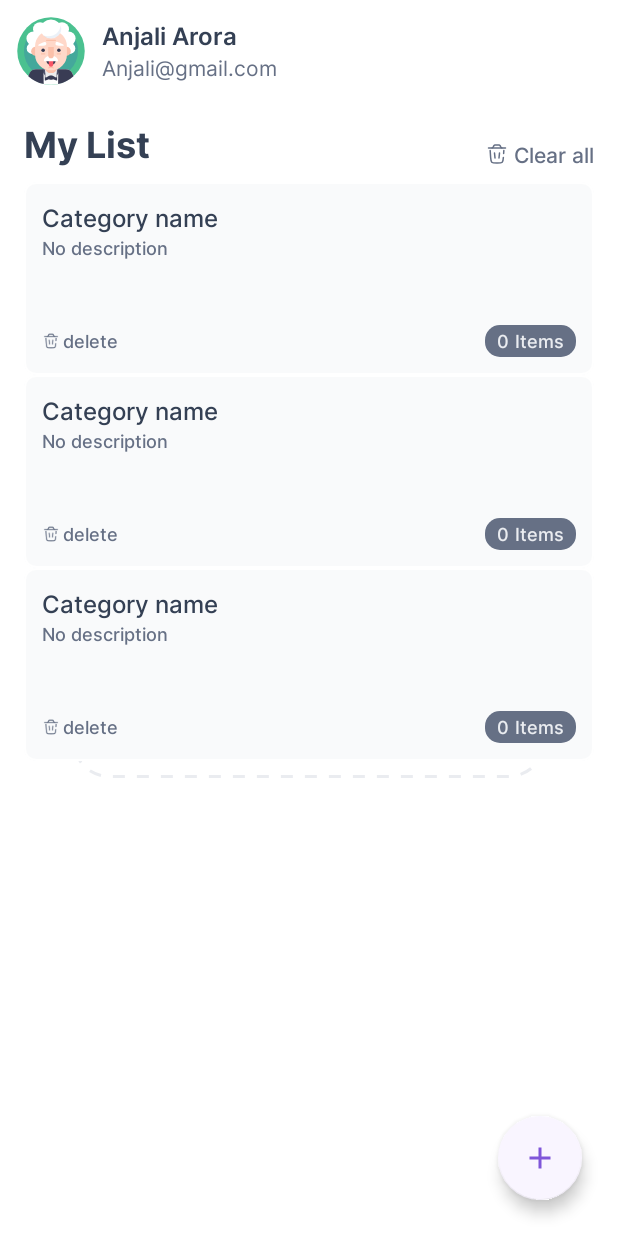
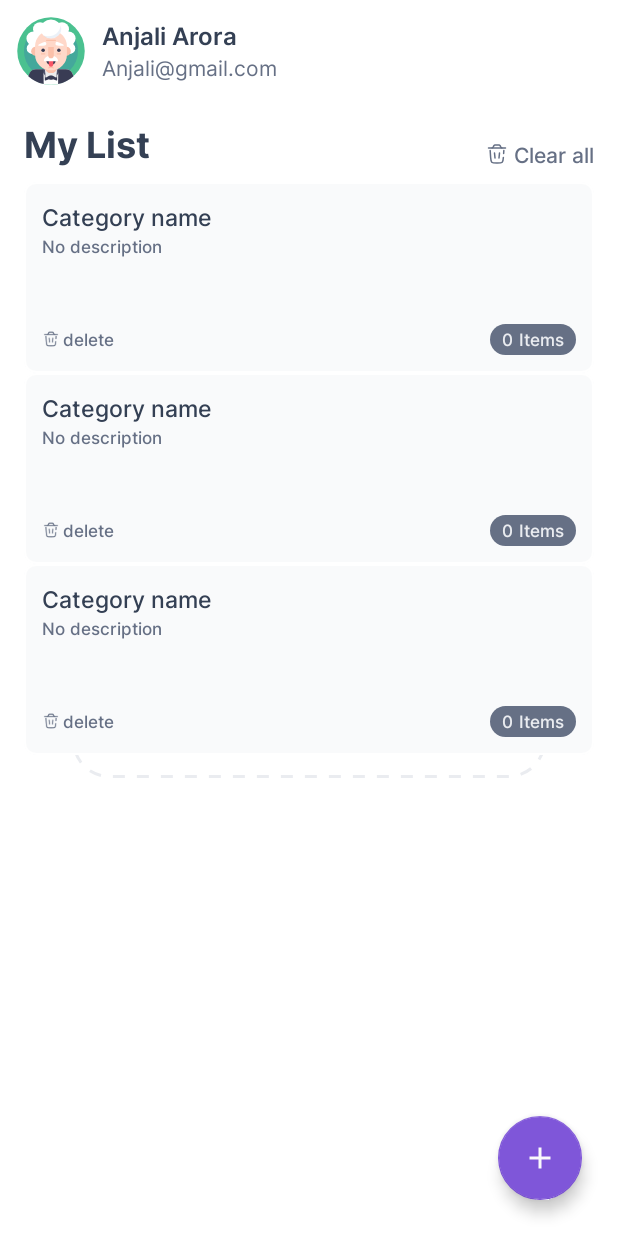
Before and after one commit to Jeycee422/app_dev_group_project, an Android app: the layout activity_category_list.xml on its own in the app's theme, with its tools: preview values and no code run, on a phone screen of 412 x 824 dp. Run offline under Robolectric (Android 15) with nearby library versions, the light colour scheme and no system bars.

Commit message:
update UI and item checklist code

```diff
--- a/app/src/main/java/com/example/grocery_list_app_dev/GroceryList.java
+++ b/app/src/main/java/com/example/grocery_list_app_dev/GroceryList.java
@@ -96,7 +96,6 @@ public class GroceryList extends AppCompatActivity {
         deleteAll = findViewById(R.id.delete_all);
         deleteAll.setOnClickListener(v -> {
             glViewModel.deleteAllItemsAsync(category_id);
-            linearLayout.setVisibility(View.VISIBLE);
         });
 
         add_btn = dialog.findViewById(R.id.add_item_btn);
@@ -130,6 +129,8 @@ public class GroceryList extends AppCompatActivity {
             public void onChanged(List<Items> items) {
                 if(!items.isEmpty()) {
                     linearLayout.setVisibility(View.GONE);
+                }else {
+                    linearLayout.setVisibility(View.VISIBLE);
                 }
 
                 int itemCount = items.size();
--- a/app/src/main/res/drawable/add_list.xml
+++ b/app/src/main/res/drawable/add_list.xml
@@ -1,5 +1,5 @@
-<vector android:height="24dp" android:tint="#7F56D9"
+<vector android:height="38dp" android:tint="@color/gray_50"
     android:viewportHeight="24" android:viewportWidth="24"
-    android:width="24dp" xmlns:android="http://schemas.android.com/apk/res/android">
+    android:width="38dp" xmlns:android="http://schemas.android.com/apk/res/android">
     <path android:fillColor="@android:color/white" android:pathData="M19,13h-6v6h-2v-6H5v-2h6V5h2v6h6v2z"/>
 </vector>
--- a/app/src/main/res/drawable/item_count_bg.xml
+++ b/app/src/main/res/drawable/item_count_bg.xml
@@ -8,7 +8,7 @@
                 android:color="@color/gray_500">
             </solid>
             <corners
-                android:radius="10dp">
+                android:radius="16dp">
             </corners>
 
         </shape>
--- a/app/src/main/res/layout/activity_category_list.xml
+++ b/app/src/main/res/layout/activity_category_list.xml
@@ -102,7 +102,7 @@
         android:layout_marginEnd="24dp"
         android:layout_marginBottom="24dp"
         android:clickable="true"
-        app:backgroundTint="@color/primary_50"
+        app:backgroundTint="@color/primary_600"
         app:layout_constraintBottom_toBottomOf="parent"
         app:layout_constraintEnd_toEndOf="parent"
         app:srcCompat="@drawable/add_list" />
--- a/app/src/main/res/layout/activity_grocery_list.xml
+++ b/app/src/main/res/layout/activity_grocery_list.xml
@@ -197,8 +197,6 @@
         android:layout_width="0dp"
         android:layout_height="0dp"
         android:layout_marginBottom="10dp"
-        android:paddingStart="10dp"
-        android:paddingEnd="10dp"
         app:layout_constraintBottom_toTopOf="@+id/add_item"
         app:layout_constraintEnd_toEndOf="parent"
         app:layout_constraintStart_toStartOf="parent"
--- a/app/src/main/res/layout/category_card.xml
+++ b/app/src/main/res/layout/category_card.xml
@@ -27,7 +27,7 @@
                 android:maxLines="1"
                 android:ellipsize="end"
                 android:textColor="@color/gray_700"
-                android:textSize="16sp" />
+                android:textSize="15sp" />
             <TextView
                 android:id="@+id/category_desc"
                 android:layout_marginBottom="6dp"
@@ -36,7 +36,7 @@
                 android:fontFamily="@font/inter_medium"
                 android:text="No description"
                 android:textColor="@color/gray_500"
-                android:textSize="12sp"
+                android:textSize="11sp"
                 android:maxLines="3"
                 android:ellipsize="end"/>
         </LinearLayout>
@@ -64,7 +64,7 @@
                     android:text="delete"
                     android:fontFamily="@font/inter_medium"
                     android:textColor="@color/gray_500"
-                    android:textSize="12sp"/>
+                    android:textSize="11sp"/>
             </LinearLayout>
             <View
                 android:layout_width="0dp"
@@ -88,7 +88,7 @@
                     android:fontFamily="@font/inter_medium"
                     android:text="0"
                     android:textColor="@color/gray_200"
-                    android:textSize="12sp" />
+                    android:textSize="11sp" />
 
                 <TextView
                     android:id="@+id/category_item"
@@ -97,7 +97,7 @@
                     android:fontFamily="@font/inter_medium"
                     android:text="Items"
                     android:textColor="@color/gray_200"
-                    android:textSize="12sp" />
+                    android:textSize="11sp" />
             </LinearLayout>
         </LinearLayout>
 
--- a/app/src/main/res/layout/item_card.xml
+++ b/app/src/main/res/layout/item_card.xml
@@ -5,6 +5,7 @@
     android:layout_width="match_parent"
     android:layout_height="wrap_content"
     android:layout_marginTop="10dp"
+    android:layout_marginHorizontal="10dp"
     app:cardBackgroundColor="@color/gray_25"
     app:cardCornerRadius="8dp"
     app:strokeColor="@color/gray_200">
--- a/app/src/main/res/values/themes.xml
+++ b/app/src/main/res/values/themes.xml
@@ -12,7 +12,7 @@
         <item name="shapeAppearanceOverlay">@style/FabShapeStyle</item>
     </style>
 
-    <style name="FabShapeStyle" parent="ShapeAppearance.MaterialComponents.SmallComponent">
+    <style name="FabShapeStyle" parent="ShapeAppearance.MaterialComponents.LargeComponent">
         <item name="cornerSize">50%</item>
     </style>
 </resources>
```
